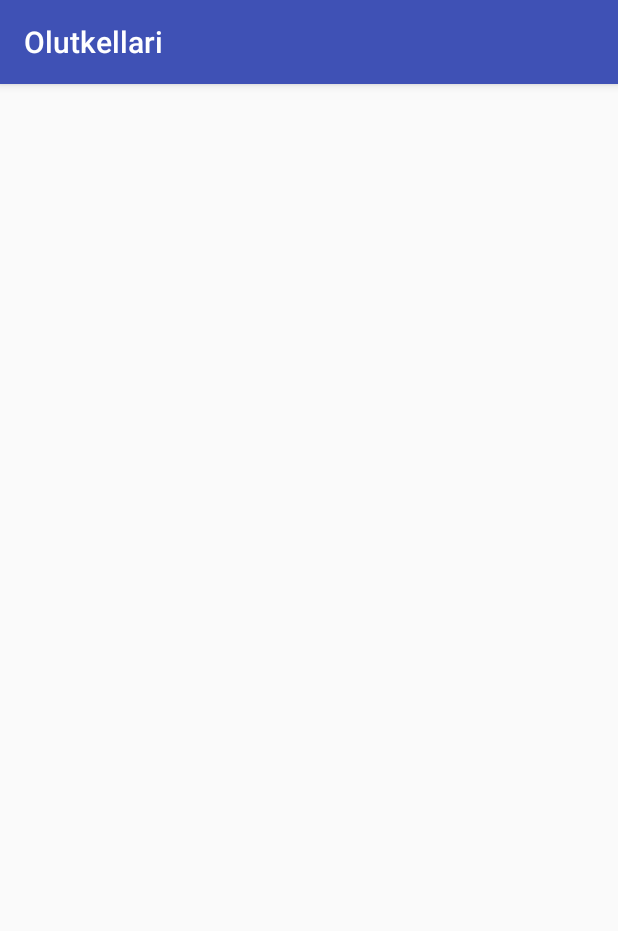
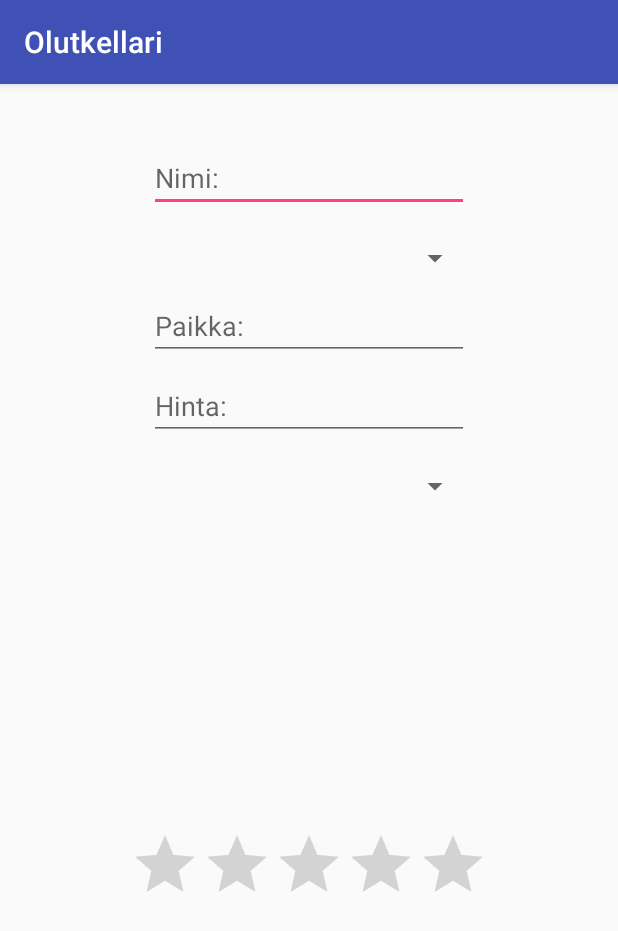
Before and after one commit to Hammaspeikko/Olutkellari, an Android app: the ArvosteleOlutActivity screen opened directly, with no data from a screen before it, on a phone screen of 412 x 824 dp. Shown: the top 931 px of the screen. Run offline under Robolectric (Android 15) with nearby library versions, the phone set to English and light mode, and no system bars.

Commit message:
Created a UI for beer ratings
Also added foundation logic for fetching the countries from the device

```diff
--- a/app/build.gradle
+++ b/app/build.gradle
@@ -20,7 +20,7 @@ android {
 }
 
 dependencies {
-    compile fileTree(dir: 'libs', include: ['*.jar'])
+    compile fileTree(include: ['*.jar'], dir: 'libs')
     androidTestCompile('com.android.support.test.espresso:espresso-core:2.2.2', {
         exclude group: 'com.android.support', module: 'support-annotations'
     })
--- a/app/src/main/java/com/bignerdranch/android/olutkellari/ArvosteleOlutActivity.java
+++ b/app/src/main/java/com/bignerdranch/android/olutkellari/ArvosteleOlutActivity.java
@@ -2,6 +2,12 @@ package com.bignerdranch.android.olutkellari;
 
 import android.support.v7.app.AppCompatActivity;
 import android.os.Bundle;
+import android.widget.Spinner;
+
+import java.util.ArrayList;
+import java.util.Collections;
+import java.util.List;
+import java.util.Locale;
 
 public class ArvosteleOlutActivity extends AppCompatActivity {
 
@@ -9,5 +15,26 @@ public class ArvosteleOlutActivity extends AppCompatActivity {
     protected void onCreate(Bundle savedInstanceState) {
         super.onCreate(savedInstanceState);
         setContentView(R.layout.activity_arvostele_olut);
+
+        //Spinner maat = (Spinner) findViewById();
+
+    }
+
+    private List<String> haeMaat (){
+        //Hakee kaikki maat
+        Locale[] locales = Locale.getAvailableLocales();
+        ArrayList<String> maat = new ArrayList<String>();
+
+        //Lisätään kaikki maat listaan (poislukien tyhjät ja tuplat)
+        for(Locale l : locales){
+            String maa = l.getDisplayCountry().trim();
+            if(!maat.contains(maa) && maa.length() > 0){
+                maat.add(maa);
+            }
+        }
+
+        // Maat aakkosjärjestykse
+        Collections.sort(maat);
+        return maat;
     }
 }
--- a/app/src/main/res/layout/activity_arvostele_olut.xml
+++ b/app/src/main/res/layout/activity_arvostele_olut.xml
@@ -1,13 +1,86 @@
 <?xml version="1.0" encoding="utf-8"?>
-<RelativeLayout xmlns:android="http://schemas.android.com/apk/res/android"
+<android.support.constraint.ConstraintLayout xmlns:android="http://schemas.android.com/apk/res/android"
+    xmlns:app="http://schemas.android.com/apk/res-auto"
     xmlns:tools="http://schemas.android.com/tools"
     android:id="@+id/activity_arvostele_olut"
     android:layout_width="match_parent"
     android:layout_height="match_parent"
-    android:paddingBottom="@dimen/activity_vertical_margin"
-    android:paddingLeft="@dimen/activity_horizontal_margin"
-    android:paddingRight="@dimen/activity_horizontal_margin"
-    android:paddingTop="@dimen/activity_vertical_margin"
     tools:context="com.bignerdranch.android.olutkellari.ArvosteleOlutActivity">
 
-</RelativeLayout>
+    <EditText
+        android:layout_width="wrap_content"
+        android:layout_height="wrap_content"
+        android:inputType="textPersonName"
+        android:ems="10"
+        android:id="@+id/nimiText"
+        android:hint="Nimi:"
+        android:layout_marginTop="40dp"
+        app:layout_constraintTop_toTopOf="parent"
+        android:layout_marginEnd="16dp"
+        app:layout_constraintRight_toRightOf="parent"
+        android:layout_marginStart="16dp"
+        app:layout_constraintLeft_toLeftOf="parent" />
+
+    <Spinner
+        android:layout_width="215dp"
+        android:layout_height="45dp"
+        android:id="@+id/tyyppi"
+        android:layout_marginTop="8dp"
+        app:layout_constraintTop_toBottomOf="@+id/nimiText"
+        android:layout_marginEnd="16dp"
+        app:layout_constraintRight_toRightOf="parent"
+        android:layout_marginStart="16dp"
+        app:layout_constraintLeft_toLeftOf="parent" />
+
+    <Spinner
+        android:layout_width="215dp"
+        android:layout_height="45dp"
+        android:id="@+id/maa"
+        android:layout_marginTop="8dp"
+        app:layout_constraintTop_toBottomOf="@+id/hinta"
+        android:layout_marginEnd="16dp"
+        app:layout_constraintRight_toRightOf="parent"
+        android:layout_marginStart="16dp"
+        app:layout_constraintLeft_toLeftOf="parent" />
+
+    <EditText
+        android:layout_width="wrap_content"
+        android:layout_height="wrap_content"
+        android:inputType="textPersonName"
+        android:ems="10"
+        android:id="@+id/paikkaText"
+        app:layout_constraintTop_toBottomOf="@+id/tyyppi"
+        android:layout_marginEnd="16dp"
+        app:layout_constraintRight_toRightOf="parent"
+        android:layout_marginStart="16dp"
+        app:layout_constraintLeft_toLeftOf="parent"
+        android:hint="Paikka:" />
+
+    <EditText
+        android:layout_width="wrap_content"
+        android:layout_height="wrap_content"
+        android:inputType="numberDecimal"
+        android:ems="10"
+        android:id="@+id/hinta"
+        android:layout_marginTop="8dp"
+        app:layout_constraintTop_toBottomOf="@+id/paikkaText"
+        android:layout_marginEnd="16dp"
+        app:layout_constraintRight_toRightOf="parent"
+        android:layout_marginStart="16dp"
+        app:layout_constraintLeft_toLeftOf="parent"
+        android:hint="Hinta:" />
+
+    <RatingBar
+        android:layout_width="wrap_content"
+        android:layout_height="wrap_content"
+        android:id="@+id/arvostelu"
+        android:layout_marginTop="8dp"
+        app:layout_constraintTop_toBottomOf="@+id/maa"
+        android:layout_marginEnd="16dp"
+        app:layout_constraintRight_toRightOf="parent"
+        android:layout_marginStart="16dp"
+        app:layout_constraintLeft_toLeftOf="parent"
+        app:layout_constraintBottom_toBottomOf="parent"
+        android:layout_marginBottom="16dp" />
+
+</android.support.constraint.ConstraintLayout>
```
